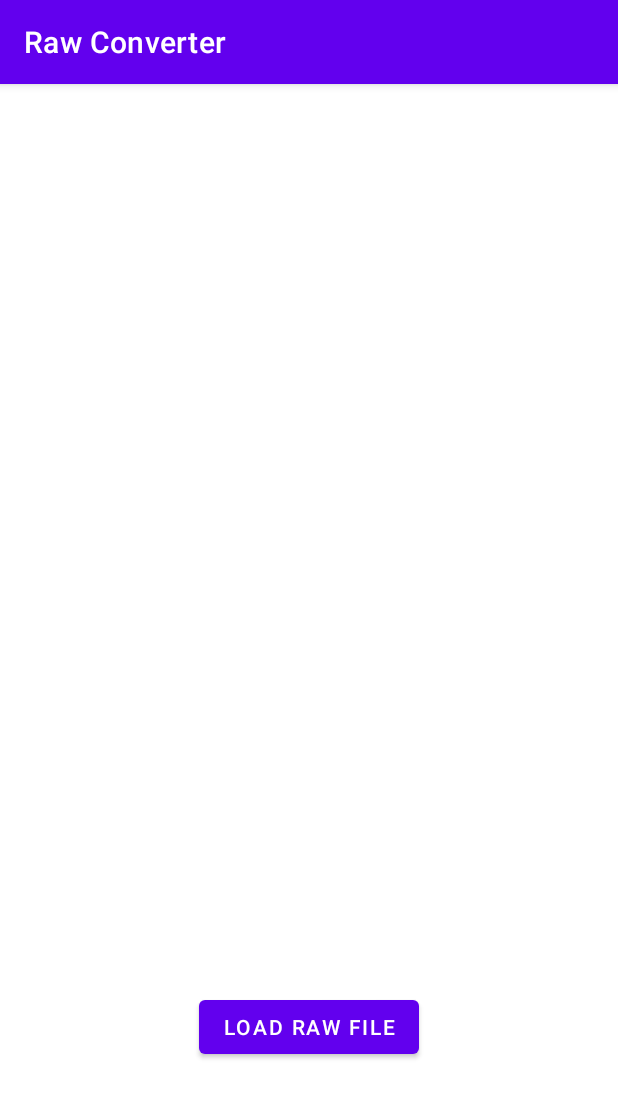
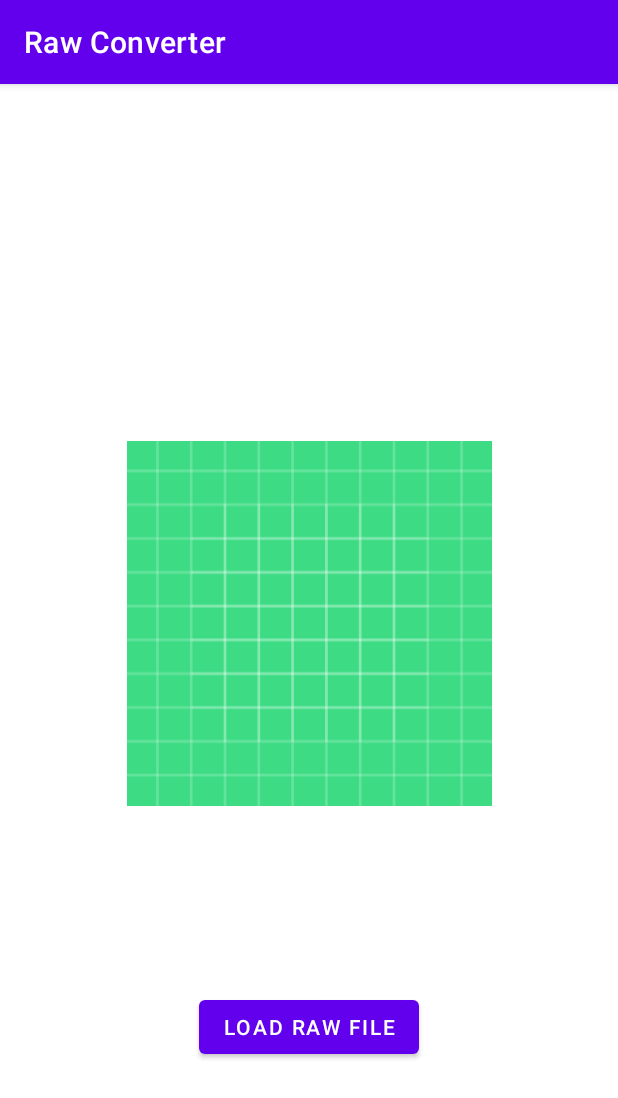
Before and after one commit to blackblur/raw-converter, an Android app: the screen it shows after launch (MainActivity), on a phone screen of 412 x 824 dp. Shown: the top 1098 px of the screen. Run offline under Robolectric (Android 15) with nearby library versions, the phone set to English and light mode, and no system bars; libraries missing offline, so code that uses them is left out: com.chaquo.python; 3 statements that could not run were skipped.

Commit message:
Display Image Thumbnail after selecting raw image

```diff
--- a/app/src/main/res/layout/activity_main.xml
+++ b/app/src/main/res/layout/activity_main.xml
@@ -17,4 +17,15 @@
         app:layout_constraintStart_toStartOf="parent"
         app:layout_constraintTop_toTopOf="parent"
         app:layout_constraintVertical_bias="0.84000003" />
+
+    <ImageView
+        android:id="@+id/thumbnail"
+        android:layout_width="243dp"
+        android:layout_height="292dp"
+        android:layout_marginTop="-50dp"
+        app:layout_constraintBottom_toBottomOf="parent"
+        app:layout_constraintEnd_toEndOf="parent"
+        app:layout_constraintStart_toStartOf="parent"
+        app:layout_constraintTop_toTopOf="parent"
+        app:srcCompat="@drawable/ic_launcher_background" />
 </androidx.constraintlayout.widget.ConstraintLayout>
```
Also changed, not shown: app/src/main/java/com/example/rawconverter/MainActivity.java (+10 -15 lines), 1 other file.
